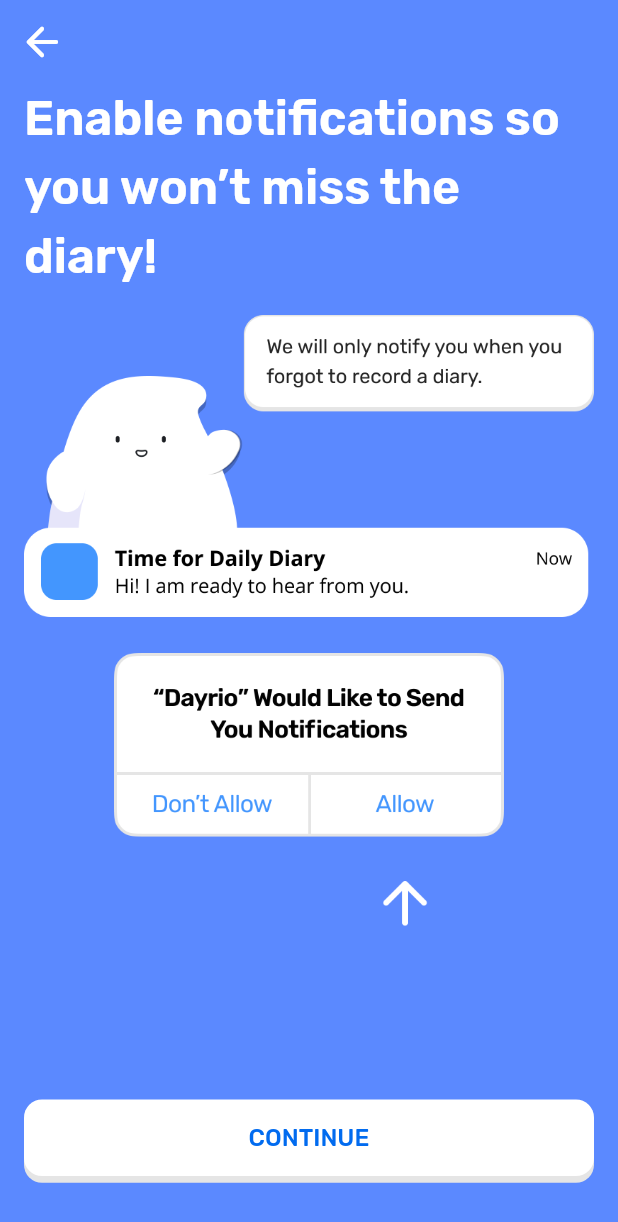
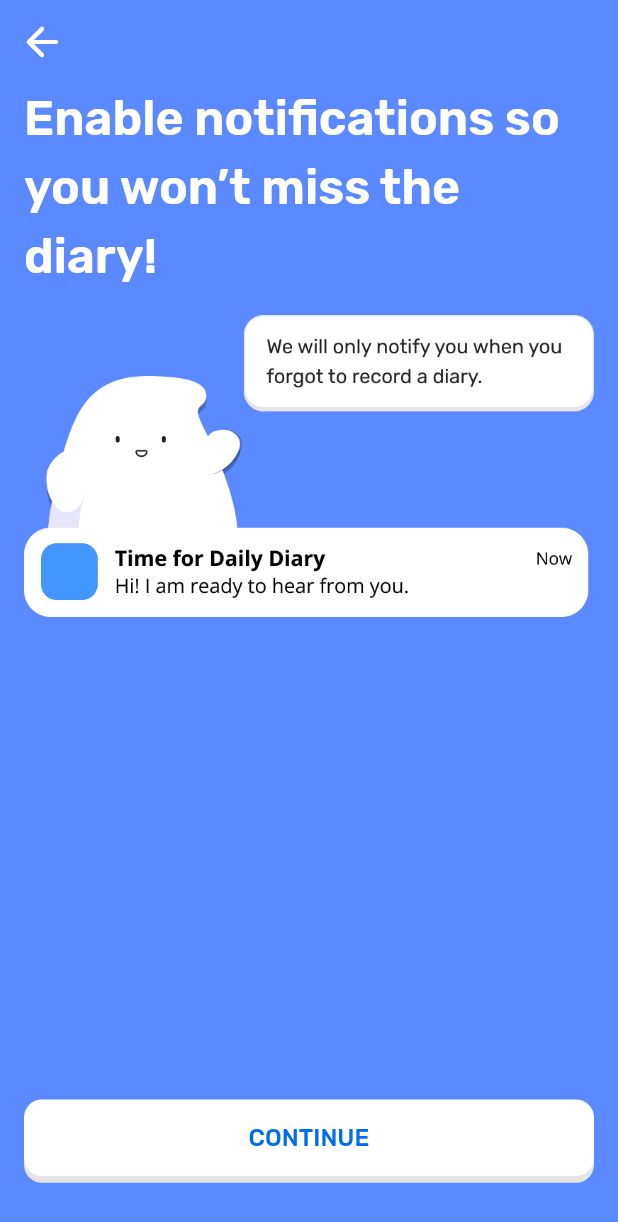
Before and after one commit to AppHatchery/Fabla-Front-end, a Flutter app: the ActiveTimePage screen opened directly, after a tap on "CONTINUE", on a phone screen of 412 x 824 dp. Shown: the top 1222 px of the screen. Run offline on Flutter 3.47's test engine with Material 2 defaults, Android fonts, the phone set to English and light mode, and no system bars; our stand-ins replace audioplayers, awesome_notifications, bloc, equatable, flutter_bloc, flutter_screenutil and 7 more; missing offline and left inert: amplify_auth_cognito, amplify_flutter, amplify_storage_s3, audio_session, aws_common, dart:ffi and 1 more; accounts and stored records are empty; generated files the repository leaves out were written again.

Commit message:
Onboarding Modified
1. Changed the image for the active times.
2. Added the calendar on the active dates
3. Modified the custom calendar widget to accept a range
4. remove the example request images from the pages.

```diff
--- a/lib/screens/onboarding/presentation/pages/active_time.dart
+++ b/lib/screens/onboarding/presentation/pages/active_time.dart
@@ -43,7 +43,7 @@
                     Padding(
                       padding: const EdgeInsets.symmetric(horizontal: 16.0),
                       child: Text(
-                        "When would you like to take diaries?",
+                        "What time of day would you like to do your diary?",
                         style: CustomTypography()
                             .headlineLarge(color: CustomColors.textWhite),
                       ),
@@ -58,7 +58,7 @@
                             height: height,
                             width: width,
                             image:
-                                "assets/images/active_time.png", // Change Image
+                                "assets/images/active_time.png",
                             onContinue: () => Navigator.push(
                                 context,
                                 MaterialPageRoute(
@@ -66,8 +66,8 @@
                                         const NotificationAccessPage())),
                             children: [
                               Text(
-                                "Diary Time",
-                                style: CustomTypography().headlineMedium(),
+                                "Reminder Time",
+                                style: CustomTypography().titleLarge(),
                               ),
                               const SizedBox(
                                 height: 6,
--- a/lib/screens/onboarding/presentation/pages/notification_access.dart
+++ b/lib/screens/onboarding/presentation/pages/notification_access.dart
@@ -46,14 +46,6 @@
                   "assets/images/notification_access.png",
                   width: width,
                 ),
-                const SizedBox(height: 24.0),
-                Padding(
-                  padding: const EdgeInsets.symmetric(horizontal: 60.0),
-                  child: Image.asset(
-                    "assets/images/notification_example_ios.png",
-                    width: width,
-                  ),
-                ),
               ]),
             ),
             CustomElevatedButton(
```
Also changed, not shown: lib/screens/diary/presentation/widgets/custom_calender.dart (+8 -10 lines), lib/screens/onboarding/presentation/pages/active_dates.dart (+19 -3 lines), lib/screens/onboarding/presentation/pages/mic_access.dart (+1 -8 lines), assets/images/active_time.png, assets/images/mic_example.png (deleted), assets/images/notification_example_ios.png (deleted).
